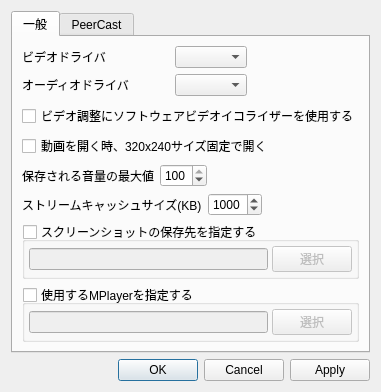
Qt form src/configdialog.ui (nelkana/PurePlayer_As) before a commit.
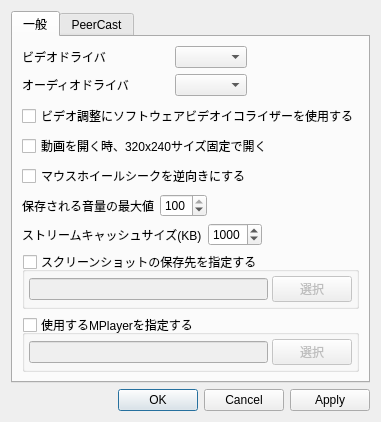
The same form after that commit.

Commit message: 設定ダイアログに「マウスホイールシークを逆向きにする」項目を追加

The edit to the form file:
```diff
--- a/src/configdialog.ui
+++ b/src/configdialog.ui
@@ -7,7 +7,7 @@
     <x>0</x>
     <y>0</y>
     <width>376</width>
-    <height>391</height>
+    <height>412</height>
    </rect>
   </property>
   <property name="windowTitle">
@@ -164,6 +164,19 @@
          </property>
         </widget>
        </item>
+       <item>
+        <widget class="QCheckBox" name="_checkBoxReverseWheelSeek">
+         <property name="focusPolicy">
+          <enum>Qt::NoFocus</enum>
+         </property>
+         <property name="toolTip">
+          <string>タイムスライダー上でのマウスホイールシークを逆向きに行います。</string>
+         </property>
+         <property name="text">
+          <string>マウスホイールシークを逆向きにする</string>
+         </property>
+        </widget>
+       </item>
        <item>
         <layout class="QHBoxLayout" name="horizontalLayout_2">
          <item>
```
The commit also changes 6 other files.
